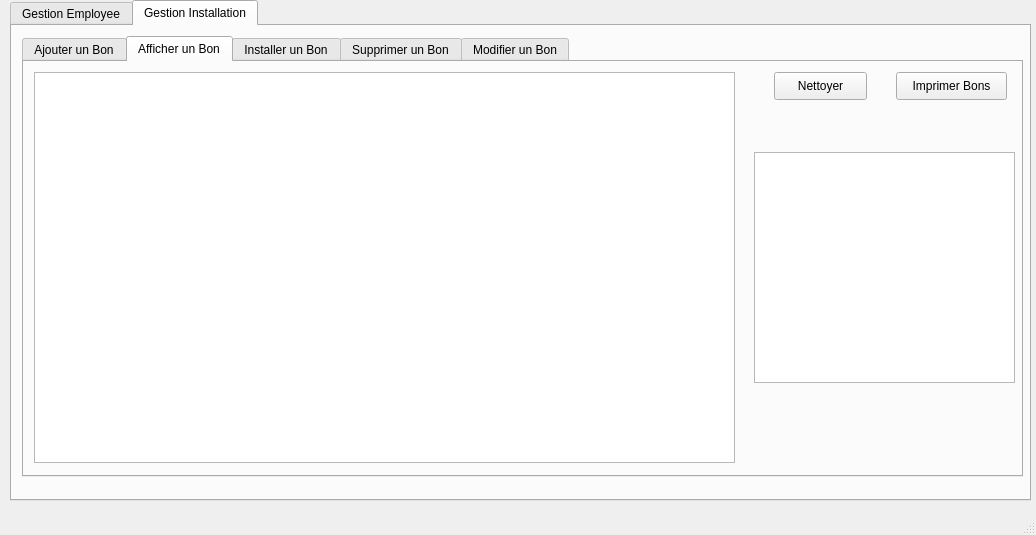
The window that Projet/mainwindow.ui (JasserBOUKRYA/PROJET_c-_2a) describes before a commit, drawn with Qt 5.
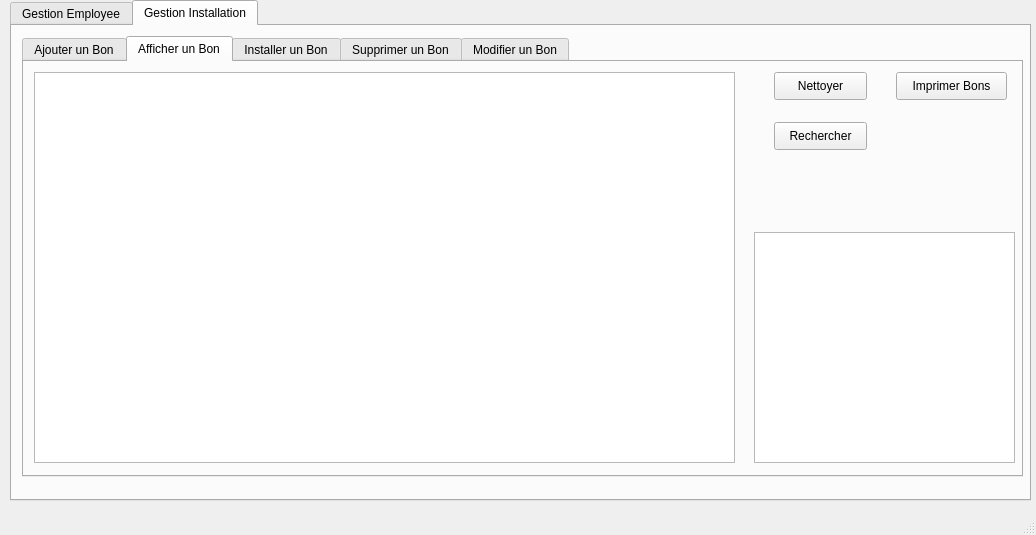
The same window after the commit. The open tabs and pages were chosen to show the change.

Diff of the .ui file:
```diff
--- a/Projet/mainwindow.ui
+++ b/Projet/mainwindow.ui
@@ -785,7 +785,7 @@
         <property name="geometry">
          <rect>
           <x>730</x>
-          <y>90</y>
+          <y>170</y>
           <width>261</width>
           <height>231</height>
          </rect>
@@ -814,6 +814,19 @@
          <string>Nettoyer</string>
         </property>
        </widget>
+       <widget class="QPushButton" name="pushButton_9">
+        <property name="geometry">
+         <rect>
+          <x>750</x>
+          <y>60</y>
+          <width>93</width>
+          <height>28</height>
+         </rect>
+        </property>
+        <property name="text">
+         <string>Rechercher</string>
+        </property>
+       </widget>
       </widget>
       <widget class="QWidget" name="tab_9">
        <attribute name="title">
```
Left out of the diff: 17 changed lines with no effect on the pictures.
